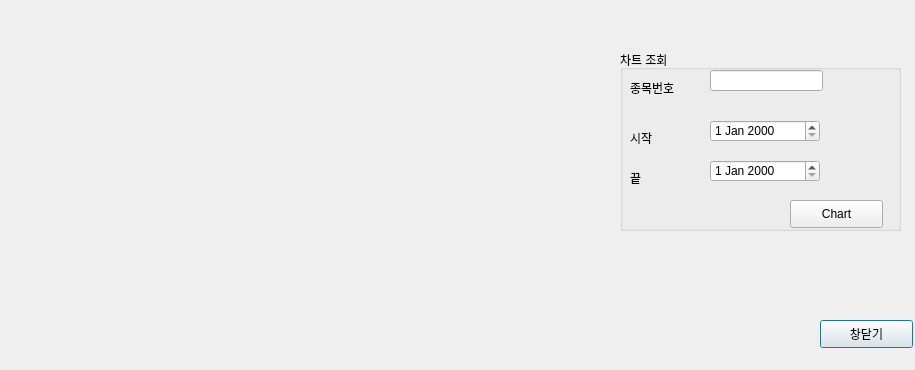
yujin37/Auto_Trading, file Trading/second.ui: the form before one commit.
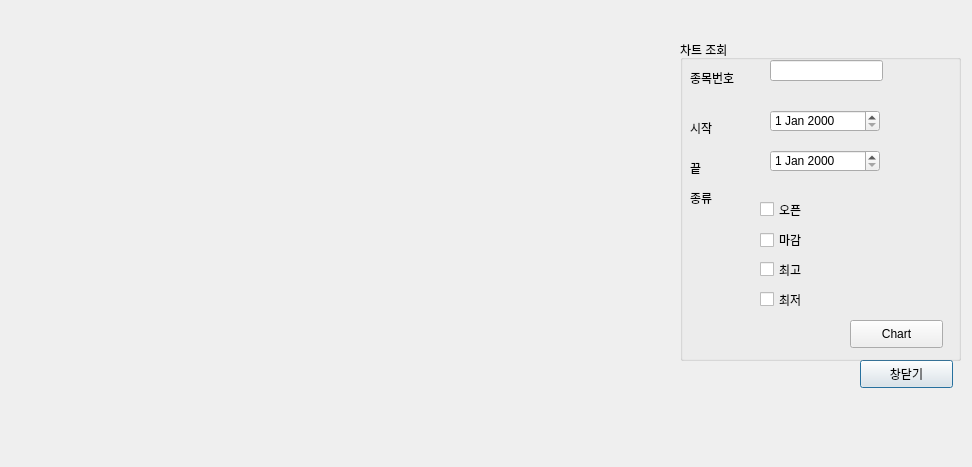
The form after the commit.

Commit message: 차트 조회 완료

```diff
--- a/Trading/second.ui
+++ b/Trading/second.ui
@@ -6,8 +6,8 @@
    <rect>
     <x>0</x>
     <y>0</y>
-    <width>915</width>
-    <height>370</height>
+    <width>972</width>
+    <height>467</height>
    </rect>
   </property>
   <property name="windowTitle">
@@ -16,8 +16,8 @@
   <widget class="QPushButton" name="home">
    <property name="geometry">
     <rect>
-     <x>820</x>
-     <y>320</y>
+     <x>860</x>
+     <y>360</y>
      <width>93</width>
      <height>28</height>
     </rect>
@@ -31,8 +31,8 @@
     <rect>
      <x>40</x>
      <y>40</y>
-     <width>571</width>
-     <height>261</height>
+     <width>621</width>
+     <height>341</height>
     </rect>
    </property>
    <layout class="QVBoxLayout" name="graph_layout"/>
@@ -40,10 +40,10 @@
   <widget class="QGroupBox" name="groupBox">
    <property name="geometry">
     <rect>
-     <x>620</x>
-     <y>50</y>
+     <x>680</x>
+     <y>40</y>
      <width>281</width>
-     <height>181</height>
+     <height>321</height>
     </rect>
    </property>
    <property name="title">
@@ -122,7 +122,7 @@
     <property name="geometry">
      <rect>
       <x>170</x>
-      <y>150</y>
+      <y>280</y>
       <width>93</width>
       <height>28</height>
      </rect>
@@ -131,6 +131,71 @@
      <string>Chart</string>
     </property>
    </widget>
+   <widget class="QLabel" name="label_4">
+    <property name="geometry">
+     <rect>
+      <x>10</x>
+      <y>150</y>
+      <width>64</width>
+      <height>15</height>
+     </rect>
+    </property>
+    <property name="text">
+     <string>종류</string>
+    </property>
+   </widget>
+   <widget class="QCheckBox" name="checkBox">
+    <property name="geometry">
+     <rect>
+      <x>80</x>
+      <y>160</y>
+      <width>96</width>
+      <height>19</height>
+     </rect>
+    </property>
+    <property name="text">
+     <string>오픈</string>
+    </property>
+   </widget>
+   <widget class="QCheckBox" name="checkBox_2">
+    <property name="geometry">
+     <rect>
+      <x>80</x>
+      <y>190</y>
+      <width>91</width>
+      <height>20</height>
+     </rect>
+    </property>
+    <property name="text">
+     <string>마감</string>
+    </property>
+   </widget>
+   <widget class="QCheckBox" name="checkBox_3">
+    <property name="geometry">
+     <rect>
+      <x>80</x>
+      <y>220</y>
+      <width>96</width>
+      <height>19</height>
+     </rect>
+    </property>
+    <property name="text">
+     <string>최고</string>
+    </property>
+   </widget>
+   <widget class="QCheckBox" name="checkBox_4">
+    <property name="geometry">
+     <rect>
+      <x>80</x>
+      <y>250</y>
+      <width>96</width>
+      <height>19</height>
+     </rect>
+    </property>
+    <property name="text">
+     <string>최저</string>
+    </property>
+   </widget>
   </widget>
  </widget>
  <resources/>
```
The commit also changes 1 other file.
